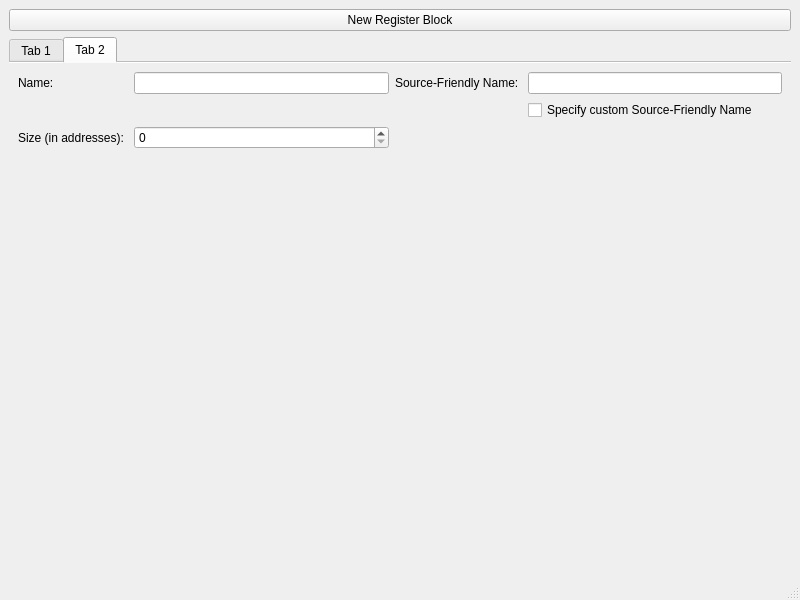
jimga150/RegisterMap, file mainwindow.ui: the form before one commit.
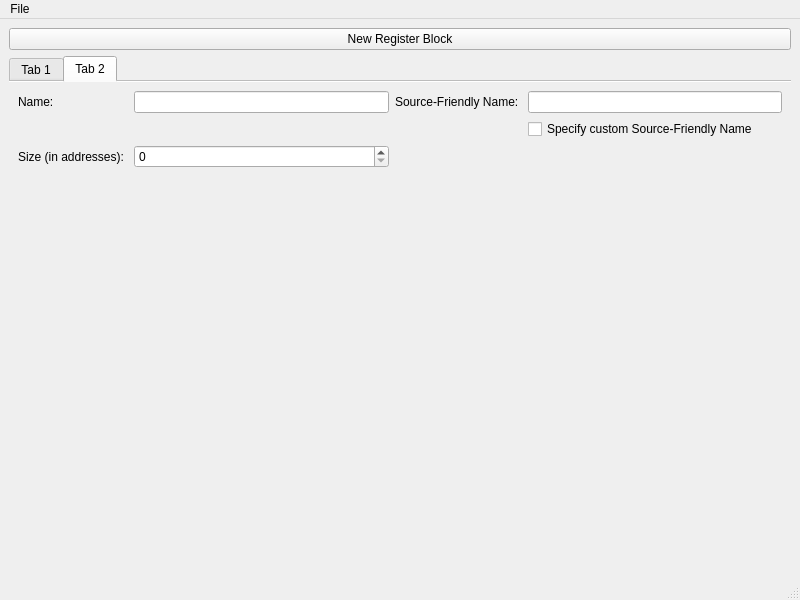
The form after the commit.

Commit message: Add stubbed-out save button

```diff
--- a/mainwindow.ui
+++ b/mainwindow.ui
@@ -141,6 +141,13 @@
      <height>37</height>
     </rect>
    </property>
+   <widget class="QMenu" name="menuFile">
+    <property name="title">
+     <string>File</string>
+    </property>
+    <addaction name="actionSave_As"/>
+   </widget>
+   <addaction name="menuFile"/>
   </widget>
   <widget class="QStatusBar" name="statusbar"/>
  </widget>
```
Left out of the diff: 5 changed lines with no effect on the pictures. The commit also changes 2 other files.
